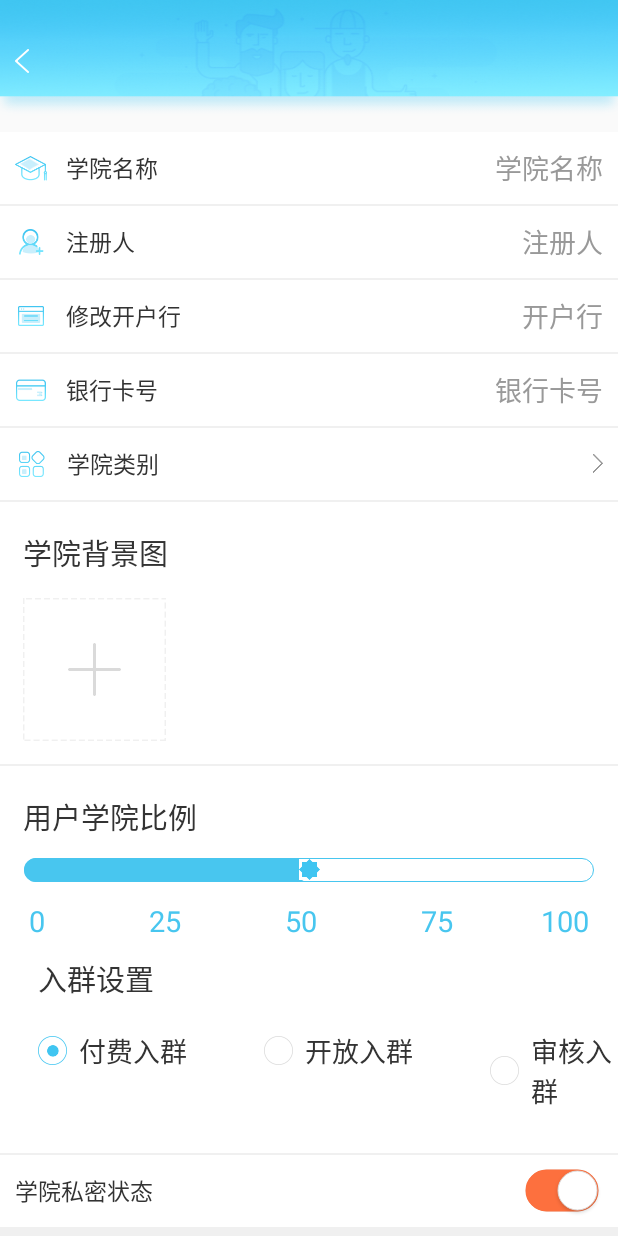
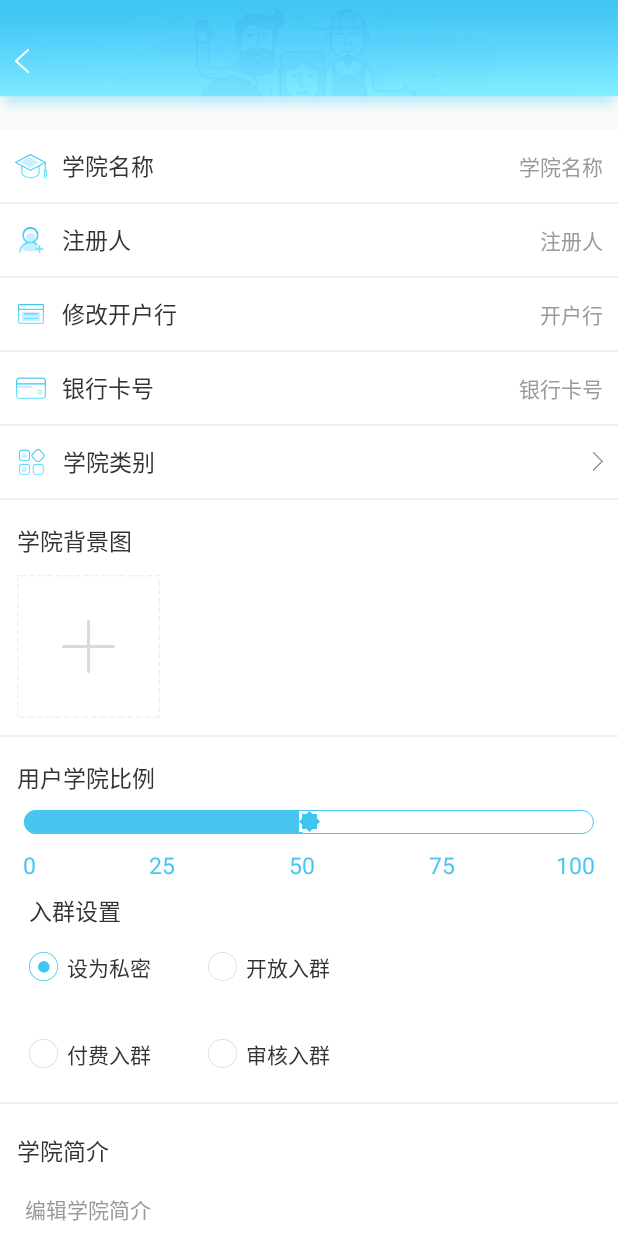
Before and after one commit to qijiuyu/ZhiXueProject, an Android app: the EditCollegeActivity screen opened directly, with no data from a screen before it, on a phone screen of 412 x 824 dp. Run offline under Robolectric (Android 15) with nearby library versions, the phone set to English and light mode, and no system bars; our stand-ins replace CircleImageView.

Commit message:
开发个人中心

```diff
--- a/app/src/main/res/layout/activity_edit_college.xml
+++ b/app/src/main/res/layout/activity_edit_college.xml
@@ -17,7 +17,7 @@
         <LinearLayout
             android:layout_width="match_parent"
             android:layout_height="match_parent"
-            android:layout_marginTop="@dimen/dm010"
+            android:layout_marginTop="5dp"
             android:background="@android:color/white"
             android:orientation="vertical">
 
@@ -32,7 +32,7 @@
 
                 <TextView
                     style="@style/release_common_tv"
-                    android:layout_marginLeft="@dimen/dm020"
+                    android:layout_marginLeft="10dp"
                     android:layout_toRightOf="@+id/iv_college_name"
                     android:text="学院名称" />
 
@@ -46,7 +46,7 @@
                     android:maxLength="15"
                     android:textColor="@color/color_666666"
                     android:textColorHint="@color/color_999999"
-                    android:textSize="@dimen/dm028" />
+                    android:textSize="14sp" />
             </RelativeLayout>
 
             <View style="@style/gray_line" />
@@ -62,7 +62,7 @@
 
                 <TextView
                     style="@style/release_common_tv"
-                    android:layout_marginLeft="@dimen/dm020"
+                    android:layout_marginLeft="10dp"
                     android:layout_toRightOf="@+id/iv_registrant"
                     android:text="注册人" />
 
@@ -76,7 +76,7 @@
                     android:maxLength="15"
                     android:textColor="@color/color_666666"
                     android:textColorHint="@color/color_999999"
-                    android:textSize="@dimen/dm028" />
+                    android:textSize="14sp" />
             </RelativeLayout>
 
             <View style="@style/gray_line" />
@@ -92,7 +92,7 @@
 
                 <TextView
                     style="@style/release_common_tv"
-                    android:layout_marginLeft="@dimen/dm020"
+                    android:layout_marginLeft="10dp"
                     android:layout_toRightOf="@+id/iv_bank_name"
                     android:text="修改开户行" />
 
@@ -106,7 +106,7 @@
                     android:maxLength="15"
                     android:textColor="@color/color_666666"
                     android:textColorHint="@color/color_999999"
-                    android:textSize="@dimen/dm028" />
+                    android:textSize="14sp" />
             </RelativeLayout>
 
             <View style="@style/gray_line" />
@@ -122,7 +122,7 @@
 
                 <TextView
                     style="@style/release_common_tv"
-                    android:layout_marginLeft="@dimen/dm020"
+                    android:layout_marginLeft="10dp"
                     android:layout_toRightOf="@+id/iv_card_number"
                     android:text="银行卡号" />
 
@@ -137,7 +137,7 @@
                     android:maxLength="15"
                     android:textColor="@color/color_666666"
                     android:textColorHint="@color/color_999999"
-                    android:textSize="@dimen/dm028" />
+                    android:textSize="14sp" />
             </RelativeLayout>
 
             <View style="@style/gray_line" />
@@ -153,7 +153,7 @@
 
                 <TextView
                     style="@style/release_common_tv"
-                    android:layout_marginLeft="@dimen/dm020"
+                    android:layout_marginLeft="10dp"
                     android:layout_toRightOf="@+id/iv_college_sort"
                     android:text="学院类别" />
 
@@ -177,11 +177,11 @@
             <TextView
                 android:layout_width="wrap_content"
                 android:layout_height="wrap_content"
-                android:layout_marginLeft="@dimen/dm024"
-                android:layout_marginTop="@dimen/dm030"
+                android:layout_marginLeft="11dp"
+                android:layout_marginTop="15dp"
                 android:text="学院背景图"
                 android:textColor="@color/color_333333"
-                android:textSize="@dimen/dm030" />
+                android:textSize="15sp" />
 
             <LinearLayout
                 android:id="@+id/ll_selected_pic"
@@ -194,7 +194,7 @@
                     android:scaleType="centerCrop"
                     android:layout_width="wrap_content"
                     android:layout_height="wrap_content"
-                    android:layout_margin="@dimen/dm024"
+                    android:layout_margin="11dp"
                     android:src="@mipmap/uploading_iv"/>
             </LinearLayout>
 
@@ -203,17 +203,17 @@
             <TextView
                 android:layout_width="wrap_content"
                 android:layout_height="wrap_content"
-                android:layout_marginLeft="@dimen/dm024"
-                android:layout_marginTop="@dimen/dm030"
+                android:layout_marginLeft="11dp"
+                android:layout_marginTop="15dp"
                 android:text="用户学院比例"
                 android:textColor="@color/color_333333"
-                android:textSize="@dimen/dm030" />
+                android:textSize="15sp" />
 
             <LinearLayout
                 android:layout_width="match_parent"
                 android:layout_height="wrap_content"
 
-                android:layout_marginTop="@dimen/dm020"
+                android:layout_marginTop="10dp"
                 android:orientation="vertical">
 
                 <SeekBar
@@ -228,9 +228,9 @@
                 <LinearLayout
                     android:layout_width="match_parent"
                     android:layout_height="wrap_content"
-                    android:layout_marginLeft="@dimen/dm030"
-                    android:layout_marginRight="@dimen/dm030"
-                    android:layout_marginTop="@dimen/dm020"
+                    android:layout_marginLeft="15dp"
+                    android:layout_marginRight="15dp"
+                    android:layout_marginTop="10dp"
                     android:orientation="horizontal">
 
                     <TextView
@@ -239,7 +239,7 @@
                         android:gravity="left"
                         android:text="0"
                         android:textColor="@color/color_48c6ef"
-                        android:textSize="@dimen/dm030" />
+                        android:textSize="15sp" />
 
                     <TextView
                         android:layout_width="0dp"
@@ -248,7 +248,7 @@
                         android:gravity="right"
                         android:text="25"
                         android:textColor="@color/color_48c6ef"
-                        android:textSize="@dimen/dm030" />
+                        android:textSize="15sp" />
 
                     <TextView
                         android:layout_width="0dp"
@@ -257,7 +257,7 @@
                         android:gravity="right"
                         android:text="50"
                         android:textColor="@color/color_48c6ef"
-                        android:textSize="@dimen/dm030" />
+                        android:textSize="15sp" />
 
                     <TextView
                         android:layout_width="0dp"
@@ -266,7 +266,7 @@
                         android:gravity="right"
                         android:text="75"
                         android:textColor="@color/color_48c6ef"
-                        android:textSize="@dimen/dm030" />
+                        android:textSize="15sp" />
 
                     <TextView
                         android:layout_width="0dp"
@@ -275,7 +275,7 @@
                         android:gravity="right"
                         android:text="100"
                         android:textColor="@color/color_48c6ef"
-                        android:textSize="@dimen/dm030" />
+                        android:textSize="15sp" />
 
                 </LinearLayout>
             </LinearLayout>
@@ -283,21 +283,21 @@
             <TextView
                 android:layout_width="wrap_content"
                 android:layout_height="wrap_content"
-                android:layout_marginLeft="@dimen/dm040"
-                android:layout_marginTop="@dimen/dm018"
+                android:layout_marginLeft="19dp"
+                android:layout_marginTop="8dp"
                 android:text="入群设置"
                 android:textColor="@color/color_333333"
-                android:textSize="@dimen/dm030" />
+                android:textSize="15sp" />
 
             <RadioGroup
                 android:id="@+id/rg_group_setting"
                 android:layout_width="match_parent"
                 android:layout_height="wrap_content"
-                android:layout_marginBottom="@dimen/dm045"
-                android:layout_marginLeft="@dimen/dm040"
-                android:layout_marginTop="@dimen/dm030"
+                android:layout_marginBottom="21dp"
+                android:layout_marginLeft="19dp"
+                android:layout_marginTop="15dp"
                 android:orientation="horizontal"
-                android:textSize="@dimen/dm030">
+                android:textSize="15sp">
 
                 <RadioButton
                     android:id="@+id/item_option1"
@@ -306,101 +306,89 @@
                     android:checked="true"
                     android:button="@null"
                     android:drawableLeft="@drawable/group_tab"
-                    android:drawablePadding="@dimen/dm012"
-                    android:text="付费入群"
+                    android:drawablePadding="6dp"
+                    android:text="设为私密"
                     android:textColor="@color/color_333333"
-                    android:textSize="@dimen/dm028" />
+                    android:textSize="14sp" />
 
                 <RadioButton
                     android:id="@+id/item_option2"
                     android:layout_width="wrap_content"
                     android:layout_height="wrap_content"
-                    android:layout_marginLeft="@dimen/dm080"
+                    android:layout_marginLeft="38dp"
                     android:button="@null"
                     android:drawableLeft="@drawable/group_tab"
-                    android:drawablePadding="@dimen/dm012"
+                    android:drawablePadding="6dp"
                     android:text="开放入群"
                     android:textColor="@color/color_333333"
-                    android:textSize="@dimen/dm028" />
+                    android:textSize="14sp" />
+
+            </RadioGroup>
+
+            <RadioGroup
+                android:id="@+id/rg_group_setting2"
+                android:layout_width="match_parent"
+                android:layout_height="wrap_content"
+                android:layout_marginBottom="21dp"
+                android:layout_marginLeft="19dp"
+                android:layout_marginTop="15dp"
+                android:orientation="horizontal"
+                android:textSize="15sp">
 
                 <RadioButton
                     android:id="@+id/item_option3"
                     android:layout_width="wrap_content"
                     android:layout_height="wrap_content"
-                    android:layout_marginLeft="@dimen/dm080"
                     android:button="@null"
                     android:drawableLeft="@drawable/group_tab"
-                    android:drawablePadding="@dimen/dm012"
+                    android:drawablePadding="6dp"
+                    android:text="付费入群"
+                    android:textColor="@color/color_333333"
+                    android:textSize="14sp" />
+
+                <RadioButton
+                    android:id="@+id/item_option4"
+                    android:layout_width="wrap_content"
+                    android:layout_height="wrap_content"
+                    android:layout_marginLeft="38dp"
+                    android:button="@null"
+                    android:drawableLeft="@drawable/group_tab"
+                    android:drawablePadding="6dp"
                     android:text="审核入群"
                     android:textColor="@color/color_333333"
-                    android:textSize="@dimen/dm028" />
+                    android:textSize="14sp" />
             </RadioGroup>
 
             <View style="@style/gray_line" />
 
-            <RelativeLayout
-                android:id="@+id/rl_stick"
-                style="@style/release_common_rl">
-
-                <TextView
-                    android:text="学院私密状态"
-                    style="@style/release_common_tv" />
-
-                <com.example.administrator.zhixueproject.view.SwitchButton
-                    android:id="@+id/sb_stick"
-                    android:layout_width="wrap_content"
-                    android:layout_height="wrap_content"
-                    android:layout_alignParentRight="true"
-                    android:layout_centerVertical="true"
-                    app:sb_checked="true"
-                    app:sb_checked_color="@color/color_fd703e"
-                    app:sb_show_indicator="false" />
-
-            </RelativeLayout>
-
-            <View style="@style/gray_line" />
-
-            <LinearLayout
-                android:background="@color/color_f0f0f0"
-                android:layout_width="match_parent"
-                android:layout_height="@dimen/dm120">
-
-                <TextView
-                    android:layout_margin="@dimen/dm020"
-                    android:layout_width="wrap_content"
-                    android:layout_height="wrap_content"
-                    android:textColor="@color/color_999999"
-                    android:textSize="@dimen/dm028"
-                    android:text="设置私密状态后客户端将看不到学院信息，只有用户主动申请加入学院，管理员才能收到请求"/>
-            </LinearLayout>
-
-
             <TextView
                 android:layout_width="wrap_content"
                 android:layout_height="wrap_content"
-                android:layout_marginLeft="@dimen/dm024"
-                android:layout_marginTop="@dimen/dm040"
+                android:layout_marginLeft="11dp"
+                android:layout_marginTop="19dp"
                 android:text="学院简介"
                 android:textColor="@color/color_333333"
-                android:textSize="@dimen/dm030" />
+                android:textSize="15sp" />
 
             <LinearLayout
                 android:layout_width="match_parent"
-                android:layout_height="@dimen/dm250">
+                android:layout_height="wrap_content">
 
                 <EditText
                     android:id="@+id/et_address_detail"
                     android:layout_width="match_parent"
                     android:layout_height="match_parent"
                     android:gravity="top"
-                    android:padding="@dimen/dm010"
-                    android:layout_margin="@dimen/dm024"
+                    android:padding="5dp"
+                    android:minLines="7"
+                    android:layout_margin="11dp"
                     android:background="@null"
                     android:hint="编辑学院简介"
-                    android:maxLength="100"
+                    android:maxLength="500"
                     android:textColor="@color/color_666666"
                     android:textColorHint="@color/color_999999"
-                    android:textSize="@dimen/dm028" />
+                    android:textSize="14sp" />
+
             </LinearLayout>
 
             <View style="@style/gray_line" />
@@ -409,27 +397,27 @@
                 android:id="@+id/tv_commit"
                 android:layout_width="match_parent"
                 android:layout_height="wrap_content"
-                android:layout_marginLeft="@dimen/dm080"
-                android:layout_marginRight="@dimen/dm080"
-                android:layout_marginTop="@dimen/dm086"
+                android:layout_marginLeft="38dp"
+                android:layout_marginRight="38dp"
+                android:layout_marginTop="41dp"
                 android:background="@mipmap/bg_botton"
                 android:gravity="center"
                 android:text="提交"
                 android:textColor="@android:color/white"
-                android:textSize="@dimen/dm032" />
+                android:textSize="15sp" />
 
             <TextView
                 android:id="@+id/tv_cancel"
                 android:layout_width="wrap_content"
                 android:layout_height="wrap_content"
                 android:layout_gravity="center_horizontal"
-                android:layout_marginBottom="@dimen/dm066"
-                android:layout_marginTop="@dimen/dm030"
+                android:layout_marginBottom="31dp"
+                android:layout_marginTop="30dp"
                 android:gravity="center"
-                android:padding="@dimen/dm030"
+                android:padding="15dp"
                 android:text="返回"
                 android:textColor="@color/color_333333"
-                android:textSize="@dimen/dm032" />
+                android:textSize="15sp" />
 
         </LinearLayout>
     </ScrollView>
```
